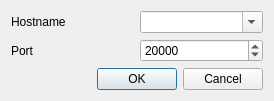
First picture: the form in epikon/src/client/connectiondialog.ui, repository rockdreamer/epikon, before the edit.
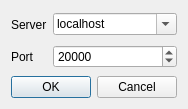
Second picture: the form after the edit.

Commit message: xmas patch :D

Patch:
```diff
--- a/epikon/src/client/connectiondialog.ui
+++ b/epikon/src/client/connectiondialog.ui
@@ -6,8 +6,8 @@
    <rect>
     <x>0</x>
     <y>0</y>
-    <width>274</width>
-    <height>100</height>
+    <width>174</width>
+    <height>109</height>
    </rect>
   </property>
   <property name="windowTitle">
@@ -18,23 +18,43 @@
     <layout class="QGridLayout" name="gridLayout">
      <item row="0" column="0">
       <widget class="QLabel" name="label">
-       <property name="text">
-        <string>Hostname</string>
+       <property name="sizePolicy">
+        <sizepolicy hsizetype="MinimumExpanding" vsizetype="MinimumExpanding">
+         <horstretch>0</horstretch>
+         <verstretch>0</verstretch>
+        </sizepolicy>
        </property>
-       <property name="buddy">
-        <cstring>hostname</cstring>
+       <property name="text">
+        <string>Server</string>
        </property>
       </widget>
      </item>
      <item row="0" column="1">
-      <widget class="QComboBox" name="hostname">
+      <widget class="QComboBox" name="hostName">
+       <property name="sizePolicy">
+        <sizepolicy hsizetype="Preferred" vsizetype="Fixed">
+         <horstretch>2</horstretch>
+         <verstretch>0</verstretch>
+        </sizepolicy>
+       </property>
        <property name="editable">
         <bool>true</bool>
        </property>
+       <item>
+        <property name="text">
+         <string>localhost</string>
+        </property>
+       </item>
       </widget>
      </item>
      <item row="1" column="0">
       <widget class="QLabel" name="label_2">
+       <property name="sizePolicy">
+        <sizepolicy hsizetype="MinimumExpanding" vsizetype="MinimumExpanding">
+         <horstretch>0</horstretch>
+         <verstretch>0</verstretch>
+        </sizepolicy>
+       </property>
        <property name="text">
         <string>Port</string>
        </property>
```
Left out of the diff: 13 changed lines with no effect on the pictures.
